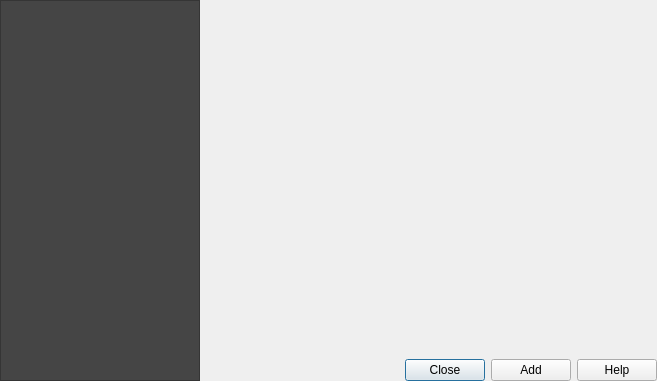
First picture: the form in ui/AddLayerDlg.ui, repository robert6757/qgis-chinese-basemap, before the edit.
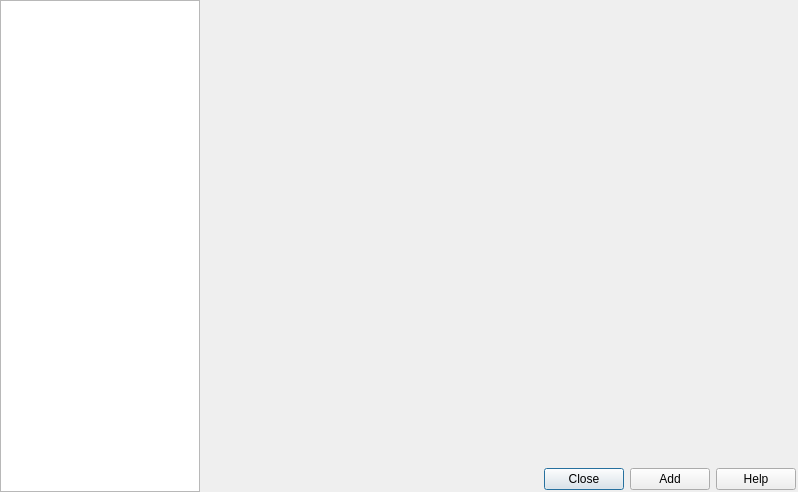
Second picture: the form after the edit.

```diff
--- a/ui/AddLayerDlg.ui
+++ b/ui/AddLayerDlg.ui
@@ -6,8 +6,8 @@
    <rect>
     <x>0</x>
     <y>0</y>
-    <width>657</width>
-    <height>381</height>
+    <width>798</width>
+    <height>492</height>
    </rect>
   </property>
   <property name="windowTitle">
@@ -46,20 +46,7 @@
       </font>
      </property>
      <property name="styleSheet">
-      <string notr="true">QListWidget{
-background-color: rgb(69, 69, 69);
-outline: 0;
-}
-QListWidget::item{
-color: white;
-padding: 1;
-}
-QListWidget::item::selected{
-color: palette(window-text);
-background-color:palette(window);
-padding-right: 0px;
-}
-</string>
+      <string notr="true"/>
      </property>
      <property name="horizontalScrollBarPolicy">
       <enum>Qt::ScrollBarAlwaysOff</enum>
@@ -123,6 +110,12 @@
    </item>
    <item row="1" column="2">
     <layout class="QHBoxLayout" name="horizontalLayout">
+     <property name="rightMargin">
+      <number>2</number>
+     </property>
+     <property name="bottomMargin">
+      <number>2</number>
+     </property>
      <item>
       <widget class="QPushButton" name="btnClose">
        <property name="text">
```
